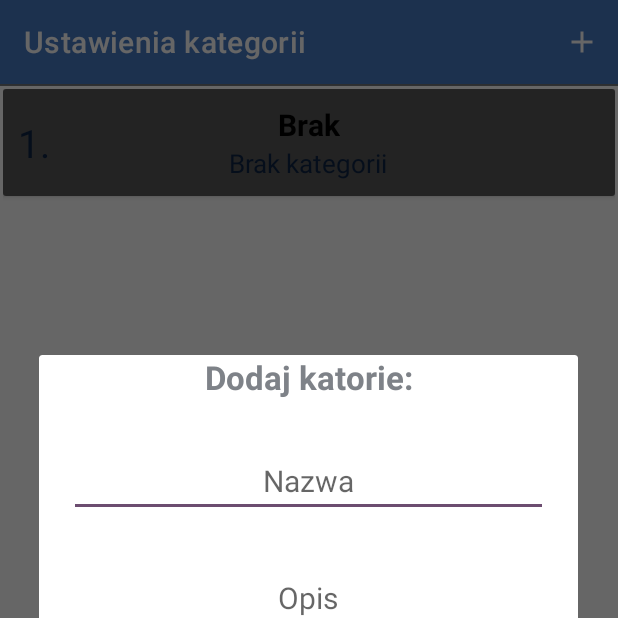
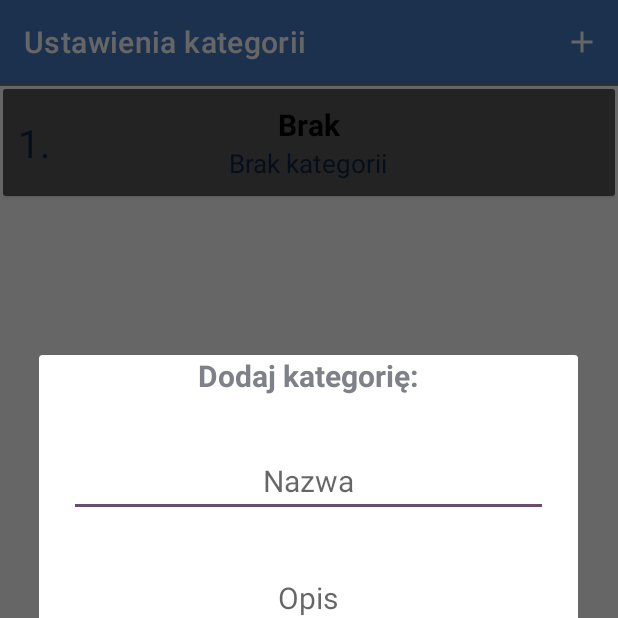
Before and after one commit to Madgda/Finanso, an Android app: the CategoryActivity screen opened directly, with no data from a screen before it, after a tap on "dodaj", on a phone screen of 412 x 824 dp, the top half of it. Run offline under Robolectric (Android 15) with nearby library versions, the phone set to English and light mode, and no system bars; libraries missing offline, so code that uses them is left out: petrov.kristiyan.colorpicker.

Commit message:
poprawki kosmetyczne part 3

```diff
--- a/app/src/main/java/com/example/finanso/CategoryActivity/CategoryActivity.java
+++ b/app/src/main/java/com/example/finanso/CategoryActivity/CategoryActivity.java
@@ -53,9 +53,7 @@ public class CategoryActivity extends AppCompatActivity implements CategoryAdapt
     private TextView mItemInfo;
     public int czyPopupDodaj;
     public SqLiteManager myDB;
-    private String kategorieA[]={"Wybierz kategorię","Rachunki","Spożywcze","Prezenty","Chemia","Remont"};
     private Button buttonOnPressEdit,buttonOnPressDelete;
-    private static CategoryAdapter instance = null;
     private ArrayList<ReadAllCategoryResponse> lista_kategorie;
     private String rowId;
     private int position;
@@ -71,6 +69,7 @@ public class CategoryActivity extends AppCompatActivity implements CategoryAdapt
     private ImageButton dodajKolorKategorii;
     private EditText nazwaKategorie,opisKategorie;
     private Button zapiszEdycjeKategorii;
+    private TextView textOpisKategorie;
 
     public CategoryActivity(){
         myDB=new SqLiteManager(this);
@@ -187,9 +186,7 @@ public class CategoryActivity extends AppCompatActivity implements CategoryAdapt
         dialog = dialogBuild.create();
         dialog.show();
 
-        dodajKolorKategorii.setOnClickListener(new View.OnClickListener() {
-            @Override
-            public void onClick(View view) {
+        dodajKolorKategorii.setOnClickListener(view -> {
             final ColorPicker colorPicker = new ColorPicker(CategoryActivity.this);
             colorPicker.setOnFastChooseColorListener(new ColorPicker.OnFastChooseColorListener() {
                 @Override
@@ -211,12 +208,9 @@ public class CategoryActivity extends AppCompatActivity implements CategoryAdapt
                     // in the dialog
                     .setDefaultColorButton(Color.parseColor("#000000"))
                     .show();
-            }
         });
 
-        zapiszEdycjeKategorii.setOnClickListener(new View.OnClickListener() {
-            @Override
-            public void onClick(View view) {
+        zapiszEdycjeKategorii.setOnClickListener(view -> {
             // dialog.dismiss();
             SqLiteManager myDBKat=new SqLiteManager(CategoryActivity.this);
 
@@ -227,7 +221,6 @@ public class CategoryActivity extends AppCompatActivity implements CategoryAdapt
                 buildRecyclerView();
             } else {
                 Toast.makeText(CategoryActivity.this, "Uzupełnij nazwę i opis", Toast.LENGTH_SHORT).show();
-                }
             }
         });
 
@@ -240,9 +233,7 @@ public class CategoryActivity extends AppCompatActivity implements CategoryAdapt
         lista_kategorie =new ArrayList<>();
 
         Cursor cursor = myDB.readAllKategorie();
-        if(cursor.getCount()==0){
-      //      Toast.makeText(CategoryActivity.this,"Brak danych.",Toast.LENGTH_SHORT).show();
-        }else{
+        if(cursor.getCount()!=0){
             while(cursor.moveToNext()){
                 ReadAllCategoryResponse readAHR = new ReadAllCategoryResponse();
                 readAHR.id=cursor.getString(0);
@@ -270,6 +261,7 @@ public class CategoryActivity extends AppCompatActivity implements CategoryAdapt
         nazwaKategorie = (EditText) kategoriePopupView.findViewById(R.id.NazwaPopupKategorie);
         nazwaKategorie.setText(nazwa);
         opisKategorie = (EditText) kategoriePopupView.findViewById(R.id.OpisPopupKategorie);
+        textOpisKategorie = (TextView) kategoriePopupView.findViewById(R.id.kategoriaOpisText);
         opisKategorie.setText(opis);
         dodajKolorKategorii = (ImageButton) kategoriePopupView.findViewById(R.id.kolorKategorieButton);
         dodajKolorKategorii.setBackgroundColor(Color.parseColor(kolor));
@@ -279,10 +271,9 @@ public class CategoryActivity extends AppCompatActivity implements CategoryAdapt
         dialog = dialogBuild.create();
         dialog.show();
         pickedColor=kolor;
-        dodajKolorKategorii.setOnClickListener(new View.OnClickListener() {
-            @Override
-
-            public void onClick(View view) {
+        zapiszEdycjeKategorii.setText("Zapisz");
+        textOpisKategorie.setText("Edytuj kategorię");
+        dodajKolorKategorii.setOnClickListener(view -> {
             final ColorPicker colorPicker = new ColorPicker(CategoryActivity.this);
             colorPicker.setOnFastChooseColorListener(new ColorPicker.OnFastChooseColorListener() {
                 @Override
@@ -298,14 +289,12 @@ public class CategoryActivity extends AppCompatActivity implements CategoryAdapt
                 }
             })
                     .setColumns(5)
+                    .setTitle("Wybierz kolor")
                     .setDefaultColorButton(Color.parseColor(kolor))
                     .show();
-            }
         });
 
-        zapiszEdycjeKategorii.setOnClickListener(new View.OnClickListener() {
-            @Override
-            public void onClick(View view) {
+        zapiszEdycjeKategorii.setOnClickListener(view -> {
             // dialog.dismiss();
             SqLiteManager myDB = new SqLiteManager(CategoryActivity.this);
             if (nazwaKategorie.getText().toString().trim().length() > 0 && opisKategorie.getText().toString().trim().length() > 0) {
@@ -316,7 +305,6 @@ public class CategoryActivity extends AppCompatActivity implements CategoryAdapt
                 buildRecyclerView();
             } else {
                 Toast.makeText(CategoryActivity.this, "BŁĄD", Toast.LENGTH_SHORT).show();
-                }
             }
         });
     }
@@ -335,9 +323,7 @@ public class CategoryActivity extends AppCompatActivity implements CategoryAdapt
 
         dataEditPopup = lista_kategorie.get(position);
 
-        buttonListDelete.setOnClickListener(new View.OnClickListener() {
-            @Override
-            public void onClick(View view) {
+        buttonListDelete.setOnClickListener(view -> {
 
 
             myDB=new SqLiteManager(CategoryActivity.this);
@@ -347,17 +333,13 @@ public class CategoryActivity extends AppCompatActivity implements CategoryAdapt
             finish();
             Intent intent = new Intent(CategoryActivity.this, CategoryActivity.class);
             startActivity(intent);
-              }
           });
 
 
 
-        buttonListEdit.setOnClickListener(new View.OnClickListener() {
-            @Override
-            public void onClick(View view) {
+        buttonListEdit.setOnClickListener(view -> {
             dialog.dismiss();
             createEditCategoryDialog(dataEditPopup.id,dataEditPopup.kolor,dataEditPopup.nazwa,dataEditPopup.opis);
-            }
         });
 
     }
--- a/app/src/main/res/layout/nav_header.xml
+++ b/app/src/main/res/layout/nav_header.xml
@@ -14,8 +14,6 @@
         android:textColor="@color/white"
         android:layout_marginTop="16dp"
         android:textSize="22sp"
-        android:layout_centerVertical="true"
-        android:layout_toEndOf="@id/buttonMenu"
         android:layout_height="wrap_content"
         />
 
--- a/app/src/main/res/layout/popup_kategorie.xml
+++ b/app/src/main/res/layout/popup_kategorie.xml
@@ -1,6 +1,5 @@
 <?xml version="1.0" encoding="utf-8"?>
 <androidx.constraintlayout.widget.ConstraintLayout xmlns:android="http://schemas.android.com/apk/res/android"
-    xmlns:tools="http://schemas.android.com/tools"
     xmlns:app="http://schemas.android.com/apk/res-auto"
     android:orientation="vertical"
     android:layout_width="match_parent"
@@ -9,14 +8,15 @@
     android:backgroundTint="@android:color/transparent">
 
     <TextView
+        android:id="@+id/kategoriaOpisText"
         android:layout_width="match_parent"
         android:layout_height="wrap_content"
         app:layout_constraintTop_toTopOf="parent"
-        android:textSize="22dp"
+        android:textSize="20sp"
         android:textStyle="bold"
         android:textAlignment="center"
         android:gravity="center_horizontal"
-        android:text="Dodaj katorie:"
+        android:text="@string/dodaj_kategorie"
         android:textColor="@color/grey"
         />
 
@@ -27,13 +27,14 @@
         android:layout_marginHorizontal="20dp"
         android:layout_marginTop="60dp"
         android:inputType="text"
-        android:hint="Nazwa"
+        android:hint="@string/nazwa"
         android:textSize="20sp"
         android:textAlignment="center"
         android:gravity="center_horizontal"
         android:maxLength="30"
         app:layout_constraintStart_toStartOf="parent"
-        app:layout_constraintTop_toTopOf="parent" />
+        app:layout_constraintTop_toTopOf="parent"
+        android:autofillHints="" />
     <EditText
         android:id="@+id/OpisPopupKategorie"
         android:layout_width="match_parent"
@@ -41,13 +42,13 @@
         android:layout_marginHorizontal="20dp"
         android:layout_marginTop="30dp"
         android:inputType="text"
-        android:hint="Opis"
+        android:hint="@string/opis"
         android:textSize="20sp"
         android:maxLength="50"
         android:textAlignment="center"
         android:gravity="center_horizontal"
         app:layout_constraintTop_toBottomOf="@id/NazwaPopupKategorie"
- />
+        android:autofillHints="" />
     <ImageButton
         android:id="@+id/kolorKategorieButton"
         android:layout_width="match_parent"
@@ -60,7 +61,7 @@
         android:layout_marginTop="30dp"
         android:src="@drawable/color_picker_icon"
         app:layout_constraintTop_toBottomOf="@id/OpisPopupKategorie"
-        />
+        android:contentDescription="@string/color" />
 
 
 
@@ -88,7 +89,7 @@
         android:layout_marginBottom="10dp"
         android:paddingVertical="15dp"
         android:backgroundTint="@color/BlueDarker"
-        android:text="Dodaj"
+        android:text="@string/dodaj"
         android:textSize="23sp"
         android:textColor="@color/white"
         android:textStyle="bold"
--- a/app/src/main/res/values/strings.xml
+++ b/app/src/main/res/values/strings.xml
@@ -28,4 +28,9 @@
     <string name="hello_blank_fragment">Hello blank fragment</string>
     <string name="finanso">Finanso</string>
     <string name="_1_z_3">1 z 3</string>
+    <string name="dodaj_kategorie">Dodaj kategorię:</string>
+    <string name="nazwa">Nazwa</string>
+    <string name="opis">Opis</string>
+    <string name="dodaj">Dodaj</string>
+    <string name="color">color</string>
 </resources>
```
Also changed, not shown: app/src/main/java/com/example/finanso/RecepitActivity/ParagonyActivity.java (+36 -108 lines), app/src/main/java/com/example/finanso/SQLite/SqLiteManager.java (+9 -62 lines), app/src/main/res/layout/toolbar.xml (deleted, +0 -37 lines). Lines whose indentation alone changed are shown as unchanged.
